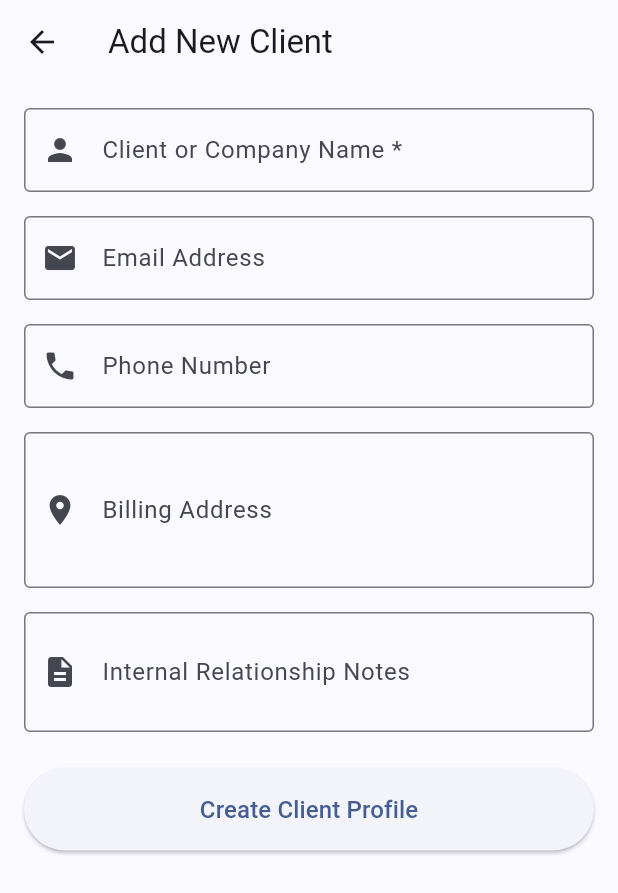
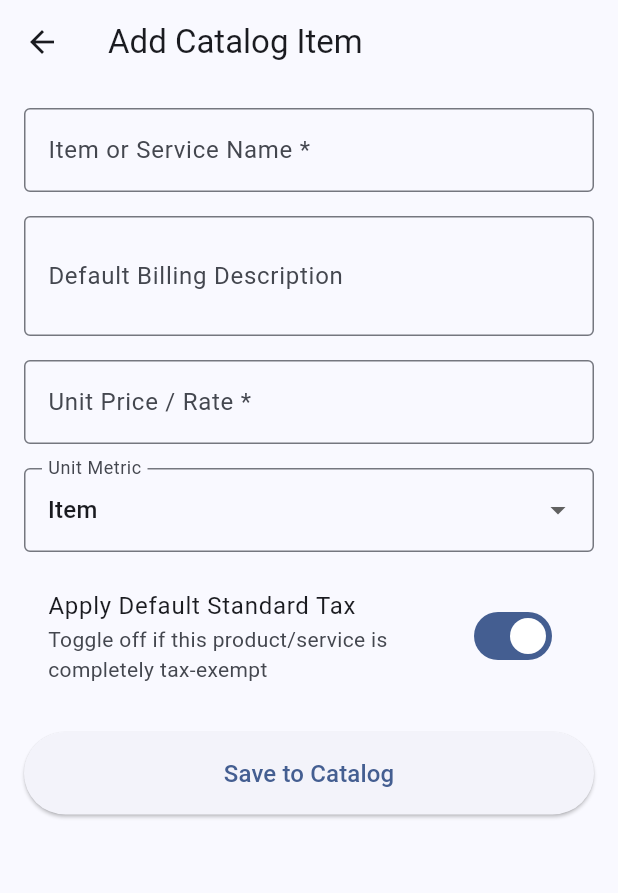
Before and after one commit to Didulana/invoisync-invoice-generator, a Flutter app: the screen it shows after launch, after a tap on the "add" icon, on a phone screen of 412 x 824 dp. Shown: the top 893 px of the screen. Run offline on Flutter 3.47's test engine with Material 3 defaults, Android fonts, the phone set to English and light mode, and no system bars; our stand-ins replace drift; accounts and stored records are empty; generated files the repository leaves out were written again.

Commit message:
Feature: Added functional Item Catalog module and forms

```diff
--- /dev/null
+++ b/lib/features/catalog/screens/add_edit_item_screen.dart
@@ -0,0 +1,195 @@
+import 'package:flutter/material.dart';
+import 'package:provider/provider.dart';
+import 'package:drift/drift.dart' as drift;
+import '../../../core/database/app_database.dart';
+
+class AddEditItemScreen extends StatefulWidget {
+  final Item? item; // Null for addition profile, populated for edit pipeline
+
+  const AddEditItemScreen({super.key, this.item});
+
+  @override
+  State<AddEditItemScreen> createState() => _AddEditItemScreenState();
+}
+
+class _AddEditItemScreenState extends State<AddEditItemScreen> {
+  final _formKey = GlobalKey<FormState>();
+
+  final _nameController = TextEditingController();
+  final _descriptionController = TextEditingController();
+  final _priceController = TextEditingController();
+
+  String _selectedUnitType = 'Item';
+  bool _isTaxable = true;
+  bool _isSaving = false;
+
+  final List<String> _unitOptions = [
+    'Item',
+    'Hour',
+    'Day',
+    'Flat Fee',
+    'Service',
+  ];
+
+  bool get _isEditMode => widget.item != null;
+
+  @override
+  void initState() {
+    super.initState();
+    if (_isEditMode) {
+      final i = widget.item!;
+      _nameController.text = i.name;
+      _descriptionController.text = i.description ?? '';
+      _priceController.text = i.unitPrice.toString();
+      _selectedUnitType = _unitOptions.contains(i.unitType)
+          ? i.unitType
+          : 'Item';
+      _isTaxable = i.taxable;
+    }
+  }
+
+  Future<void> _saveItem() async {
+    if (!_formKey.currentState!.validate()) return;
+
+    setState(() => _isSaving = true);
+    final database = Provider.of<AppDatabase>(context, listen: false);
+
+    final price = double.tryParse(_priceController.text) ?? 0.0;
+
+    final companion = ItemsCompanion(
+      id: _isEditMode
+          ? drift.Value(widget.item!.id)
+          : const drift.Value.absent(),
+      name: drift.Value(_nameController.text.trim()),
+      description: drift.Value(
+        _descriptionController.text.trim().isEmpty
+            ? null
+            : _descriptionController.text.trim(),
+      ),
+      unitPrice: drift.Value(price),
+      unitType: drift.Value(_selectedUnitType),
+      taxable: drift.Value(_isTaxable),
+    );
+
+    if (_isEditMode) {
+      await (database.update(
+        database.items,
+      )..where((t) => t.id.equals(widget.item!.id))).write(companion);
+    } else {
+      await database.insertItem(companion);
+    }
+
+    setState(() => _isSaving = false);
+    if (mounted) {
+      Navigator.pop(context, true);
+    }
+  }
+
+  @override
+  void dispose() {
+    _nameController.dispose();
+    _descriptionController.dispose();
+    _priceController.dispose();
+    super.dispose();
+  }
+
+  @override
+  Widget build(BuildContext context) {
+    return Scaffold(
+      appBar: AppBar(
+        title: Text(_isEditMode ? 'Edit Catalog Item' : 'Add Catalog Item'),
+      ),
+      body: _isSaving
+          ? const Center(child: CircularProgressIndicator())
+          : SingleChildScrollView(
+              padding: const EdgeInsets.all(16.0),
+              child: Form(
+                key: _formKey,
+                child: Column(
+                  crossAxisAlignment: CrossAxisAlignment.stretch,
+                  children: [
+                    TextFormField(
+                      controller: _nameController,
+                      decoration: const InputDecoration(
+                        labelText: 'Item or Service Name *',
+                        border: OutlineInputBorder(),
+                      ),
+                      validator: (value) =>
+                          (value == null || value.trim().isEmpty)
+                          ? 'Please enter an item name'
+                          : null,
+                    ),
+                    const SizedBox(height: 16),
+                    TextFormField(
+                      controller: _descriptionController,
+                      maxLines: 2,
+                      decoration: const InputDecoration(
+                        labelText: 'Default Billing Description',
+                        border: OutlineInputBorder(),
+                      ),
+                    ),
+                    const SizedBox(height: 16),
+                    TextFormField(
+                      controller: _priceController,
+                      keyboardType: const TextInputType.numberWithOptions(
+                        decimal: true,
+                      ),
+                      decoration: const InputDecoration(
+                        labelText: 'Unit Price / Rate *',
+                        border: OutlineInputBorder(),
+                        prefixText: '\$ ',
+                      ),
+                      validator: (value) {
+                        if (value == null || value.trim().isEmpty)
+                          return 'Please enter a price';
+                        if (double.tryParse(value) == null)
+                          return 'Please enter a valid amount';
+                        return null;
+                      },
+                    ),
+                    const SizedBox(height: 16),
+                    DropdownButtonFormField<String>(
+                      value: _selectedUnitType,
+                      decoration: const InputDecoration(
+                        labelText: 'Unit Metric',
+                        border: OutlineInputBorder(),
+                      ),
+                      items: _unitOptions.map((String unit) {
+                        return DropdownMenuItem<String>(
+                          value: unit,
+                          child: Text(unit),
+                        );
+                      }).toList(),
+                      onChanged: (value) {
+                        if (value != null)
+                          setState(() => _selectedUnitType = value);
+                      },
+                    ),
+                    const SizedBox(height: 16),
+                    SwitchListTile(
+                      title: const Text('Apply Default Standard Tax'),
+                      subtitle: const Text(
+                        'Toggle off if this product/service is completely tax-exempt',
+                      ),
+                      value: _isTaxable,
+                      onChanged: (value) => setState(() => _isTaxable = value),
+                      controlAffinity: ListTileControlAffinity.trailing,
+                    ),
+                    const SizedBox(height: 24),
+                    ElevatedButton(
+                      onPressed: _saveItem,
+                      style: ElevatedButton.styleFrom(
+                        padding: const EdgeInsets.symmetric(vertical: 16),
+                      ),
+                      child: Text(
+                        _isEditMode ? 'Update Inventory' : 'Save to Catalog',
+                        style: const TextStyle(fontSize: 16),
+                      ),
+                    ),
+                  ],
+                ),
+              ),
+            ),
+    );
+  }
+}
--- /dev/null
+++ b/lib/features/catalog/screens/item_list_screen.dart
@@ -0,0 +1,176 @@
+import 'package:flutter/material.dart';
+import 'package:provider/provider.dart';
+import '../../../core/database/app_database.dart';
+import 'add_edit_item_screen.dart';
+
+class ItemListScreen extends StatefulWidget {
+  const ItemListScreen({super.key});
+
+  @override
+  State<ItemListScreen> createState() => _ItemListScreenState();
+}
+
+class _ItemListScreenState extends State<ItemListScreen> {
+  List<Item> _items = [];
+  bool _isLoading = true;
+
+  @override
+  void initState() {
+    super.initState();
+    _loadItems();
+  }
+
+  Future<void> _loadItems() async {
+    setState(() => _isLoading = true);
+    final database = Provider.of<AppDatabase>(context, listen: false);
+    final activeItems = await database.getActiveItems();
+    setState(() {
+      _items = activeItems;
+      _isLoading = false;
+    });
+  }
+
+  Future<void> _deleteItem(Item item) async {
+    final confirmed = await showDialog<bool>(
+      context: context,
+      builder: (context) => AlertDialog(
+        title: const Text('Delete Item'),
+        content: Text(
+          'Are you sure you want to remove "${item.name}" from your catalog?',
+        ),
+        actions: [
+          TextButton(
+            onPressed: () => Navigator.pop(context, false),
+            child: const Text('Cancel'),
+          ),
+          TextButton(
+            onPressed: () => Navigator.pop(context, true),
+            style: TextButton.styleFrom(foregroundColor: Colors.red),
+            child: const Text('Delete'),
+          ),
+        ],
+      ),
+    );
+
+    if (confirmed == true && mounted) {
+      final database = Provider.of<AppDatabase>(context, listen: false);
+      await database.softDeleteItem(item.id);
+      _loadItems();
+    }
+  }
+
+  @override
+  Widget build(BuildContext context) {
+    return Scaffold(
+      appBar: AppBar(title: const Text('Item & Service Catalog')),
+      body: _isLoading
+          ? const Center(child: CircularProgressIndicator())
+          : _items.isEmpty
+          ? Center(
+              child: Column(
+                mainAxisAlignment: MainAxisAlignment.center,
+                children: [
+                  Icon(
+                    Icons.inventory_2_outlined,
+                    size: 64,
+                    color: Colors.grey[400],
+                  ),
+                  const SizedBox(height: 16),
+                  const Text(
+                    'Your catalog is empty',
+                    style: TextStyle(fontSize: 16, color: Colors.grey),
+                  ),
+                ],
+              ),
+            )
+          : ListView.builder(
+              padding: const EdgeInsets.all(12),
+              itemCount: _items.length,
+              itemBuilder: (context, index) {
+                final item = _items[index];
+                return Card(
+                  child: ListTile(
+                    leading: Icon(
+                      item.unitType.toLowerCase() == 'hour' ||
+                              item.unitType.toLowerCase() == 'day'
+                          ? Icons.access_time
+                          : Icons.local_offer,
+                    ),
+                    title: Text(
+                      item.name,
+                      style: const TextStyle(fontWeight: FontWeight.bold),
+                    ),
+                    subtitle: Text(
+                      item.description ?? 'No description provided',
+                    ),
+                    trailing: Row(
+                      mainAxisSize: MainAxisSize.min,
+                      children: [
+                        Text(
+                          '\$${item.unitPrice.toStringAsFixed(2)} / ${item.unitType}',
+                          style: const TextStyle(
+                            fontWeight: FontWeight.w600,
+                            fontSize: 14,
+                          ),
+                        ),
+                        const SizedBox(width: 8),
+                        PopupMenuButton<String>(
+                          onSelected: (value) async {
+                            if (value == 'edit') {
+                              final updated = await Navigator.push(
+                                context,
+                                MaterialPageRoute(
+                                  builder: (context) =>
+                                      AddEditItemScreen(item: item),
+                                ),
+                              );
+                              if (updated == true) _loadItems();
+                            } else if (value == 'delete') {
+                              _deleteItem(item);
+                            }
+                          },
+                          itemBuilder: (context) => [
+                            const PopupMenuItem(
+                              value: 'edit',
+                              child: ListTile(
+                                leading: Icon(Icons.edit, size: 20),
+                                title: Text('Edit Item'),
+                                contentPadding: EdgeInsets.zero,
+                              ),
+                            ),
+                            const PopupMenuItem(
+                              value: 'delete',
+                              child: ListTile(
+                                leading: Icon(
+                                  Icons.delete,
+                                  color: Colors.red,
+                                  size: 20,
+                                ),
+                                title: Text(
+                                  'Delete',
+                                  style: TextStyle(color: Colors.red),
+                                ),
+                                contentPadding: EdgeInsets.zero,
+                              ),
+                            ),
+                          ],
+                        ),
+                      ],
+                    ),
+                  ),
+                );
+              },
+            ),
+      floatingActionButton: FloatingActionButton(
+        onPressed: () async {
+          final added = await Navigator.push(
+            context,
+            MaterialPageRoute(builder: (context) => const AddEditItemScreen()),
+          );
+          if (added == true) _loadItems();
+        },
+        child: const Icon(Icons.add),
+      ),
+    );
+  }
+}
--- a/lib/main.dart
+++ b/lib/main.dart
@@ -3,6 +3,7 @@ import 'package:provider/provider.dart';
 import 'core/database/app_database.dart';
 import 'features/business_profile/screens/business_profile_screen.dart';
 import 'features/clients/screens/client_list_screen.dart';
+import 'features/catalog/screens/item_list_screen.dart';
 
 void main() {
   // Ensure the Flutter engine bindings are ready before launching native bindings (SQLite)
@@ -40,7 +41,7 @@ class InvoisyncApp extends StatelessWidget {
       ),
       themeMode: ThemeMode
           .system, // Automatically adapts to iOS/Android dark mode settings
-      home: const ClientListScreen(),
+      home: const ItemListScreen(),
     );
   }
 }
```
Also changed, not shown: 1 other file.
